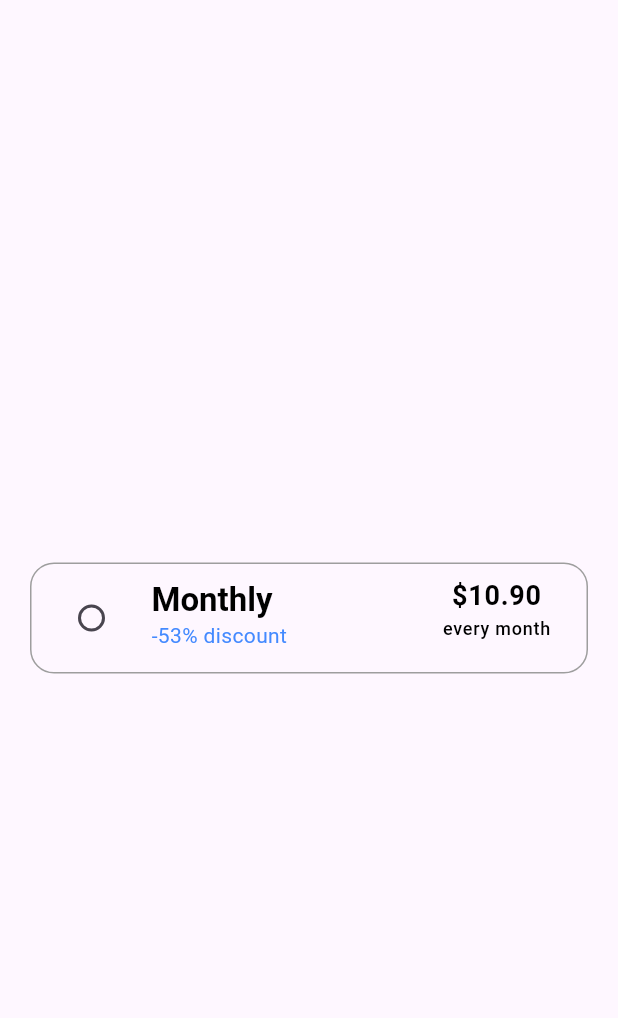
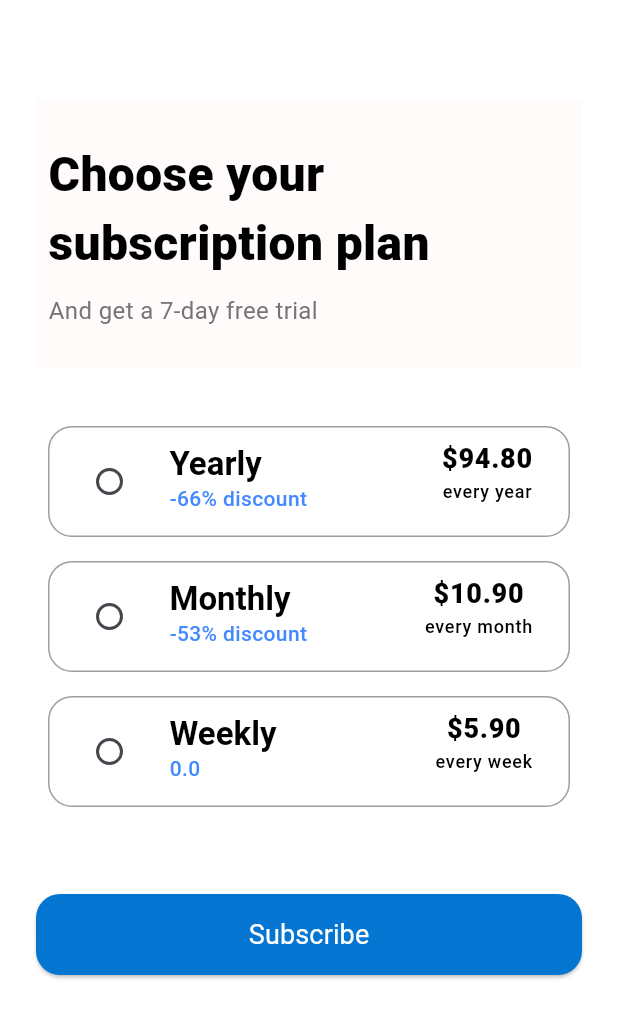
Before and after one commit to mahmoud-elgaml/NTI, a Flutter app: the screen it shows after launch, on a phone screen of 412 x 824 dp. Shown: the top 1018 px of the screen. Run offline on Flutter 3.47's test engine with Material 3 defaults, Android fonts, the phone set to English and light mode, and no system bars.

Commit message:
finish task1

```diff
--- a/lib/screens/task1/task1.dart
+++ b/lib/screens/task1/task1.dart
@@ -1,79 +1,53 @@
-import 'package:design_task/screens/task1/model/sub_model.dart';
+import 'package:design_task/screens/task1/widgets/choose_plan_card.dart';
+import 'package:design_task/screens/task1/widgets/plan_list.dart';
+import 'package:design_task/screens/task2/task2.dart';
 import 'package:flutter/material.dart';
 
-class Task1 extends StatefulWidget {
-const  Task1({super.key});
-
-  @override
-  State<Task1> createState() => _Task1State();
-}
-
-class _Task1State extends State<Task1> {
-
-
-  final SubModel sub =  SubModel(
-    title: 'Monthly',
-    subTitle: '-53% discount',
-    price: '\$10.90',
-    duration: 'every month',
-  );
-
-  int selected = 1 ;
+class Task1 extends StatelessWidget {
+  const Task1({super.key});
 
   @override
   Widget build(BuildContext context) {
     return Scaffold(
+      backgroundColor: Colors.white,
       body: SafeArea(
         child: Padding(
-          padding: const EdgeInsets.all(20.0),
+          padding: const EdgeInsets.symmetric(horizontal: 24.0, vertical: 16),
           child: Column(
-            mainAxisAlignment: MainAxisAlignment.center,
+            crossAxisAlignment: CrossAxisAlignment.start,
+
             children: [
-              Container(
-                decoration: BoxDecoration(
-                  border: Border.all(color: Colors.grey.shade500),
-                  borderRadius: BorderRadius.circular(16),
+              ChoosePlanCard(),
+              SizedBox(height: 30),
+              PlanList(),
+              SizedBox(height: 50),
+              ElevatedButton(
+                onPressed: () {
+                  Navigator.push(
+                    context,
+                    MaterialPageRoute(
+                      builder: (context) => const Task2(),
+                    ),
+                  );
+                },
+
+                style: ElevatedButton.styleFrom(
+                  backgroundColor: const Color.fromARGB(255, 4, 117, 209),
+                  padding: EdgeInsets.symmetric(horizontal: 100, vertical: 14),
+                  shape: RoundedRectangleBorder(borderRadius: BorderRadius.circular(16)),
                 ),
-                child: ListTile(
-                  leading: Radio(value: 0, groupValue: selected, onChanged: (value) {
-                    setState(() {
-                   selected = value!;
-
-                    });
-                  },
-                  activeColor: Colors.blue,
-
-                  //
-                  ),
-                  title: Text(sub.title),
-                  titleTextStyle: TextStyle(
-                    fontSize: 22,
-                    color: Colors.black,
-                    fontWeight: FontWeight.bold,
-                  ),
-                  subtitle: Text(
-                    sub.subTitle,
-                    style: TextStyle(fontSize: 14, color: Colors.blueAccent),
-                  ),
-                  trailing: Column(
-                    children: [
-                      Text(
-                        sub.price,
-                        style: TextStyle(
-                          fontSize: 18,
-                          color: Colors.black,
-                          fontWeight: FontWeight.bold,
-                        ),
-                      ),
-                      Text(
-                        sub.duration,
-                        style: TextStyle(fontSize: 12, color: Colors.black),
-                      ),
-                    ],
+                child: Center(
+                  child: Text(
+                    'Subscribe',
+                    style: TextStyle(
+                      fontSize: 18,
+                      color: Colors.white,
+                      fontWeight: FontWeight.w400,
+                    ),
                   ),
                 ),
               ),
-
+              //
             ],
           ),
         ),
--- /dev/null
+++ b/lib/screens/task1/widgets/choose_plan_card.dart
@@ -0,0 +1,35 @@
+import 'package:flutter/material.dart';
+
+class ChoosePlanCard extends StatelessWidget {
+  const ChoosePlanCard({super.key});
+
+  @override
+  Widget build(BuildContext context) {
+    return Container(
+      height: 180,
+      width: double.infinity,
+      margin: EdgeInsets.only(top: 50),
+      color: const Color.fromARGB(255, 255, 251, 251),
+      child: Column(
+        mainAxisAlignment: MainAxisAlignment.center,
+        crossAxisAlignment: CrossAxisAlignment.start,
+        children: [
+          Text(
+            ' Choose your\n subscription plan',
+            style: TextStyle(
+              fontSize: 32,
+              color: Colors.black,
+              fontWeight: FontWeight.w900,
+              //
+            ),
+          ),
+          SizedBox(height: 10),
+          Text(
+            '  And get a 7-day free trial',
+            style: TextStyle(fontSize: 16, color: Colors.grey[600]),
+          ),
+        ],
+      ),
+    );
+  }
+}
--- /dev/null
+++ b/lib/screens/task1/widgets/custom_card.dart
@@ -0,0 +1,59 @@
+import 'package:flutter/material.dart';
+
+class CustomCard extends StatelessWidget {
+  const CustomCard({
+    super.key,
+    required this.title,
+    required this.subTitle,
+    required this.price,
+    required this.duration,
+  });
+  final String title;
+  final String subTitle;
+  final String price;
+  final String duration;
+  @override
+  Widget build(BuildContext context) {
+    return Container(
+      decoration: BoxDecoration(
+        border: Border.all(color: Colors.grey.shade500),
+        borderRadius: BorderRadius.circular(16),
+      ),
+      child: ListTile(
+        leading: Radio(
+          value: 0,
+          groupValue: 1,
+          onChanged: (value) {},
+          activeColor: Colors.blue,
+
+          //
+        ),
+        title: Text(title),
+        titleTextStyle: TextStyle(fontSize: 22,
+         color: Colors.black,
+          fontWeight: FontWeight.bold,
+          //
+          ),
+        subtitle: Text(subTitle, style: TextStyle(fontSize: 14,
+        color: Colors.blueAccent,
+        fontWeight: FontWeight.w500,
+          //
+        //
+        ),
+        ),
+        trailing: Column(
+          children: [
+            Text(
+              price,
+              style: TextStyle(fontSize: 18, color: Colors.black,
+              fontWeight: FontWeight.w900,
+
+              ),
+            ),
+            Text(duration, style: TextStyle(fontSize: 12, color: Colors.black)),
+          ],
+        ),
+      ),
+    );
+  }
+}
--- /dev/null
+++ b/lib/screens/task1/widgets/plan_list.dart
@@ -0,0 +1,50 @@
+import 'package:design_task/screens/task1/model/sub_model.dart';
+import 'package:design_task/screens/task1/widgets/custom_card.dart';
+import 'package:flutter/material.dart';
+
+class PlanList extends StatelessWidget {
+  PlanList({super.key});
+  final List<SubModel> subModels = [
+    SubModel(
+      title: 'Yearly',
+      subTitle: '-66% discount',
+      price: '\$94.80',
+      duration: 'every year',
+      //
+    ),
+
+    SubModel(
+      title: 'Monthly',
+      subTitle: '-53% discount',
+      price: '\$10.90',
+      duration: 'every month',
+    ),
+    SubModel(
+      title: 'Weekly',
+      subTitle: '0.0',
+      price: '\$5.90',
+      duration: 'every week',
+      //
+    ),
+  ];
+  @override
+  Widget build(BuildContext context) {
+    return Column(
+      mainAxisAlignment: MainAxisAlignment.spaceBetween,
+      children:
+          subModels.map((sub) {
+            return Padding(
+              padding: const EdgeInsets.all(8.0),
+              child: CustomCard(
+                title: sub.title,
+                subTitle: sub.subTitle,
+                price: sub.price,
+                duration: sub.duration,
+              ),
+            );
+          }).toList(),
+
+
+    );
+  }
+}
--- /dev/null
+++ b/lib/screens/task2/task2.dart
@@ -0,0 +1,10 @@
+import 'package:flutter/material.dart';
+
+class Task2 extends StatelessWidget {
+  const Task2({super.key});
+
+  @override
+  Widget build(BuildContext context) {
+    return Placeholder();
+  }
+}
```
